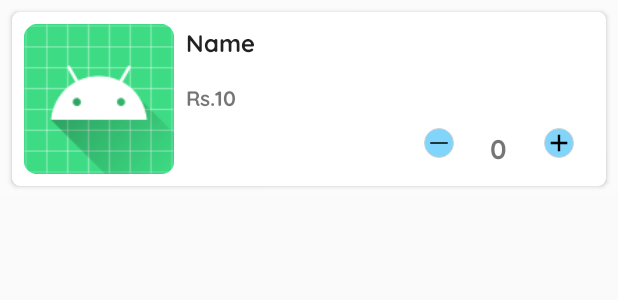
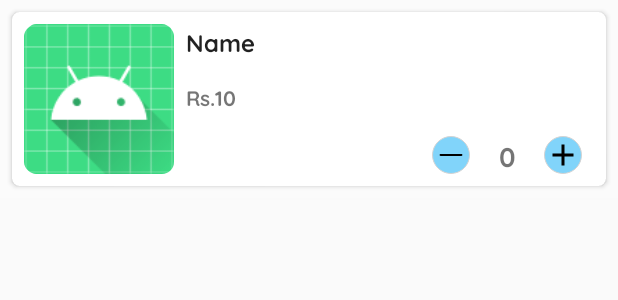
Before and after one commit to tharik15/ProductList-MvvmWithRoom, an Android app: the layout poduct_list.xml on its own in the app's theme, with its tools: preview values and no code run, on a phone screen of 412 x 824 dp. Shown: the top 300 px of the screen. Run offline under Robolectric (Android 15) with nearby library versions, the light colour scheme and no system bars.

Commit message:
task completed

```diff
--- a/app/src/main/res/layout/poduct_list.xml
+++ b/app/src/main/res/layout/poduct_list.xml
@@ -71,46 +71,54 @@
                 app:layout_constraintTop_toBottomOf="@+id/name" />
 
 
-            <RelativeLayout
+            <androidx.constraintlayout.widget.ConstraintLayout
                 android:layout_width="100dp"
                 android:layout_height="wrap_content"
-                android:layout_margin="5dp"
-                android:orientation="horizontal"
                 app:layout_constraintBottom_toBottomOf="@+id/imageView"
                 app:layout_constraintEnd_toEndOf="@+id/name">
 
                 <ImageView
                     android:id="@+id/minus"
-                    android:layout_width="20dp"
-                    android:layout_height="20dp"
+                    android:layout_width="25dp"
+                    android:layout_height="25dp"
+                    android:layout_alignParentStart="true"
+                    android:layout_alignParentLeft="true"
                     android:background="@drawable/circle_grey_outline_normal"
                     android:clickable="true"
-                    android:layout_alignParentStart="true"
-                    android:layout_gravity="center"
+                    android:gravity="center"
                     android:src="@drawable/ic_minus"
-                     />
+                    app:layout_constraintBottom_toBottomOf="parent"
+                    app:layout_constraintStart_toStartOf="parent"
+                    app:layout_constraintTop_toTopOf="parent" />
 
                 <TextView
                     android:id="@+id/countTxt"
                     android:layout_width="wrap_content"
                     android:layout_height="wrap_content"
+                    android:layout_centerInParent="true"
                     android:fontFamily="@font/quicksand_bold"
+                    android:gravity="center"
                     android:text="0"
-                    android:layout_centerInParent="true"
                     android:textSize="18sp"
-                    />
+                    app:layout_constraintBottom_toBottomOf="@+id/minus"
+                    app:layout_constraintEnd_toStartOf="@+id/plus"
+                    app:layout_constraintStart_toEndOf="@+id/minus"
+                    app:layout_constraintTop_toTopOf="@+id/minus" />
 
                 <ImageView
                     android:id="@+id/plus"
-                    android:layout_width="20dp"
-                    android:layout_height="20dp"
+                    android:layout_width="25dp"
+                    android:layout_height="25dp"
+                    android:layout_alignParentEnd="true"
+                    android:layout_alignParentRight="true"
                     android:background="@drawable/circle_grey_outline_normal"
                     android:clickable="true"
-                    android:layout_alignParentEnd="true"
-                    android:layout_gravity="center"
+                    android:gravity="center"
                     android:src="@drawable/ic_plus"
-                    />
-            </RelativeLayout>
+                    app:layout_constraintBottom_toBottomOf="parent"
+                    app:layout_constraintEnd_toEndOf="parent"
+                    app:layout_constraintTop_toTopOf="parent" />
+            </androidx.constraintlayout.widget.ConstraintLayout>
 
 
         </androidx.constraintlayout.widget.ConstraintLayout>
--- a/app/src/main/res/values/strings.xml
+++ b/app/src/main/res/values/strings.xml
@@ -3,6 +3,8 @@
 
 
     <string name="splash_name">Shopping</string>
+    <string name="product_list">Product List</string>
+    <string name="cart_page">My Cart</string>
 
 
 </resources>
```
Also changed, not shown: app/src/main/AndroidManifest.xml (+11 -7 lines), app/src/main/java/com/example/shopping/CartActivity.kt (added, +69 -0 lines), app/src/main/java/com/example/shopping/MainActivity.kt (+22 -0 lines), app/src/main/java/com/example/shopping/view_holder/ViewHolder.kt (+12 -20 lines), app/src/main/res/drawable/boder_color.xml (+5 -4 lines), app/src/main/res/layout/activity_cart.xml (added, +35 -0 lines), app/src/main/res/layout/activity_main.xml (+17 -0 lines).
